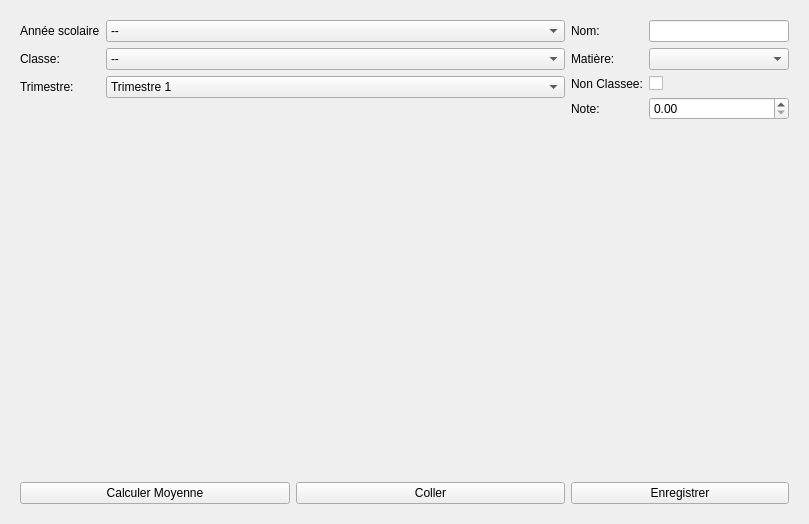
This is notespage.ui in self-root/lycee as Qt 5 draws it before an edit. The edited form follows.
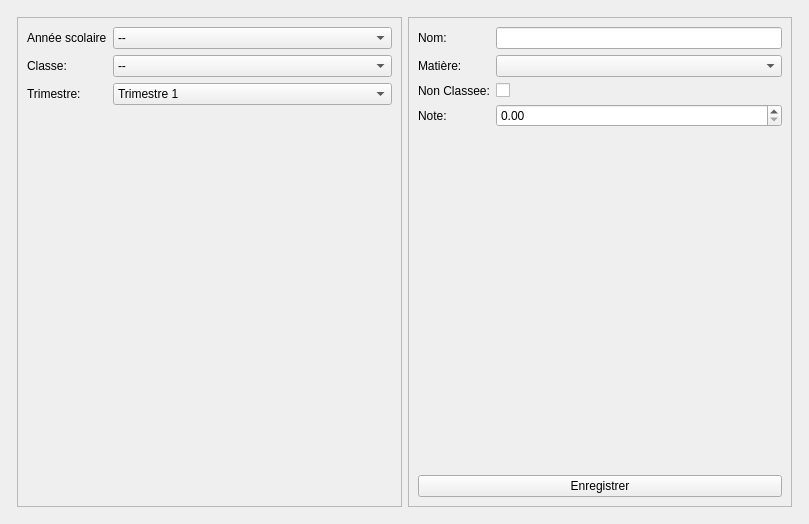
This is the edited form.

What changed in the file:
```diff
--- a/notespage.ui
+++ b/notespage.ui
@@ -15,21 +15,41 @@
   </property>
   <layout class="QVBoxLayout" name="verticalLayout">
    <item>
-    <layout class="QHBoxLayout" name="horizontalLayout" stretch="10,4">
+    <layout class="QVBoxLayout" name="mainLayout">
+     <item>
+      <layout class="QHBoxLayout" name="horizontalLayout_2" stretch="4,4">
      <property name="leftMargin">
-      <number>9</number>
+        <number>6</number>
      </property>
      <property name="topMargin">
-      <number>9</number>
+        <number>6</number>
      </property>
      <property name="rightMargin">
-      <number>9</number>
+        <number>6</number>
      </property>
      <property name="bottomMargin">
-      <number>9</number>
+        <number>6</number>
      </property>
      <item>
-      <layout class="QVBoxLayout" name="verticalTableLayout">
+        <widget class="QFrame" name="frame">
+         <property name="enabled">
+          <bool>true</bool>
+         </property>
+         <property name="minimumSize">
+          <size>
+           <width>200</width>
+           <height>0</height>
+          </size>
+         </property>
+         <property name="frameShape">
+          <enum>QFrame::StyledPanel</enum>
+         </property>
+         <property name="frameShadow">
+          <enum>QFrame::Raised</enum>
+         </property>
+         <layout class="QVBoxLayout" name="verticalLayout_5">
+          <item>
+           <layout class="QHBoxLayout" name="horizontalLayout">
        <item>
         <layout class="QFormLayout" name="formLayout">
          <item row="0" column="0">
@@ -92,27 +112,29 @@
          </item>
         </layout>
        </item>
+           </layout>
+          </item>
+         </layout>
+        </widget>
+       </item>
+       <item>
+        <widget class="QFrame" name="frame_2">
+         <property name="minimumSize">
+          <size>
+           <width>200</width>
+           <height>0</height>
+          </size>
+         </property>
+         <property name="frameShape">
+          <enum>QFrame::StyledPanel</enum>
+         </property>
+         <property name="frameShadow">
+          <enum>QFrame::Raised</enum>
+         </property>
+         <layout class="QVBoxLayout" name="verticalLayout_6">
        <item>
         <layout class="QHBoxLayout" name="horizontalLayout_3">
          <item>
-          <widget class="QPushButton" name="pushButton">
-           <property name="text">
-            <string>Calculer Moyenne</string>
-           </property>
-          </widget>
-         </item>
-         <item>
-          <widget class="QPushButton" name="pasteBtn">
-           <property name="text">
-            <string>Coller</string>
-           </property>
-          </widget>
-         </item>
-        </layout>
-       </item>
-      </layout>
-     </item>
-     <item>
       <layout class="QVBoxLayout" name="verticalLayout_2">
        <item>
         <layout class="QFormLayout" name="formLayout_3">
@@ -174,6 +196,13 @@
          <property name="text">
           <string>Enregistrer</string>
          </property>
+               </widget>
+              </item>
+             </layout>
+            </item>
+           </layout>
+          </item>
+         </layout>
         </widget>
        </item>
       </layout>
```
Lines whose indentation alone changed are shown as unchanged.
